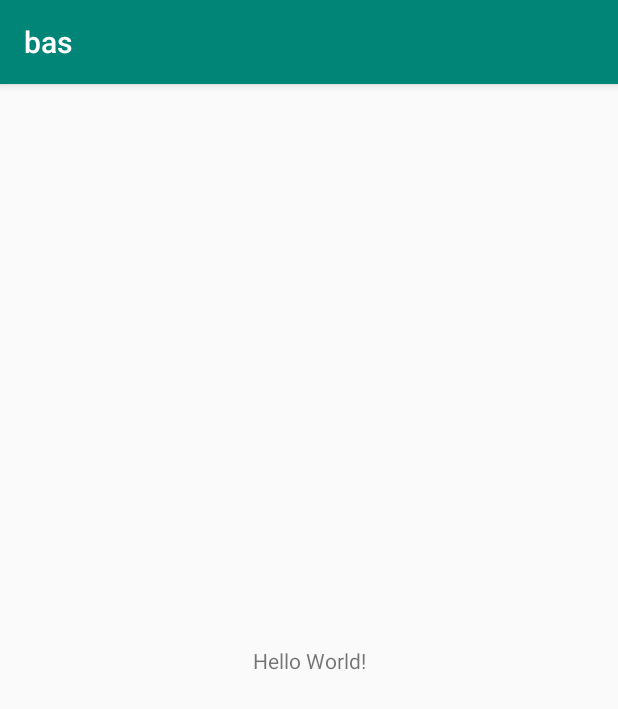
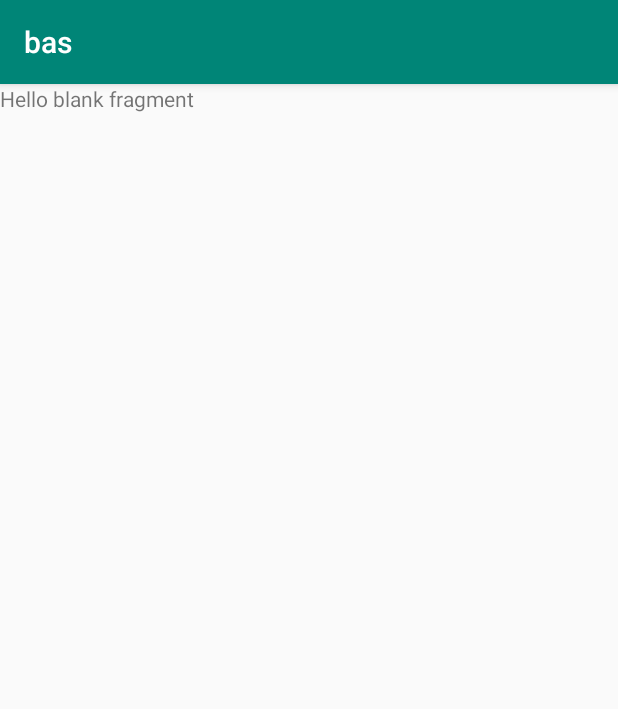
Before and after one commit to team-pizza/frontend, an Android app: the screen it shows after launch (MainActivity), on a phone screen of 412 x 824 dp. Shown: the top 709 px of the screen. Run offline under Robolectric (Android 15) with nearby library versions, the phone set to English and light mode, and no system bars; 1 statement that could not run was skipped.

Commit message:
Start adding fragments and navigation (WIP)

```diff
--- /dev/null
+++ b/app/src/main/java/com/pizza/android/bas/LoginFragment.kt
@@ -0,0 +1,63 @@
+package com.pizza.android.bas
+
+import android.content.Context
+import android.net.Uri
+import android.os.Bundle
+import androidx.fragment.app.Fragment
+import android.view.LayoutInflater
+import android.view.View
+import android.view.ViewGroup
+
+/**
+ * A simple [Fragment] subclass.
+ * Activities that contain this fragment must implement the
+ * [LoginFragment.OnFragmentInteractionListener] interface
+ * to handle interaction events.
+ */
+class LoginFragment : Fragment() {
+    private var listener: OnFragmentInteractionListener? = null
+
+    override fun onCreateView(
+        inflater: LayoutInflater, container: ViewGroup?,
+        savedInstanceState: Bundle?
+    ): View? {
+        // Inflate the layout for this fragment
+        return inflater.inflate(R.layout.fragment_login, container, false)
+    }
+
+    // TODO: Rename method, update argument and hook method into UI event
+    fun onButtonPressed(uri: Uri) {
+        listener?.onFragmentInteraction(uri)
+    }
+
+    override fun onAttach(context: Context) {
+        super.onAttach(context)
+        if (context is OnFragmentInteractionListener) {
+            listener = context
+        } else {
+            throw RuntimeException(context.toString() + " must implement OnFragmentInteractionListener")
+        }
+    }
+
+    override fun onDetach() {
+        super.onDetach()
+        listener = null
+    }
+
+    /**
+     * This interface must be implemented by activities that contain this
+     * fragment to allow an interaction in this fragment to be communicated
+     * to the activity and potentially other fragments contained in that
+     * activity.
+     *
+     *
+     * See the Android Training lesson [Communicating with Other Fragments]
+     * (http://developer.android.com/training/basics/fragments/communicating.html)
+     * for more information.
+     */
+    interface OnFragmentInteractionListener {
+        // TODO: Update argument type and name
+        fun onFragmentInteraction(uri: Uri)
+    }
+
+}
--- a/app/src/main/java/com/pizza/android/bas/MainActivity.kt
+++ b/app/src/main/java/com/pizza/android/bas/MainActivity.kt
@@ -1,12 +1,36 @@
 package com.pizza.android.bas
 
+import android.net.Uri
 import androidx.appcompat.app.AppCompatActivity
 import android.os.Bundle
+import androidx.drawerlayout.widget.DrawerLayout
+import androidx.navigation.NavController
+import androidx.navigation.NavDestination
+import androidx.navigation.findNavController
+import androidx.navigation.get
 
-class MainActivity : AppCompatActivity() {
+class MainActivity : AppCompatActivity(), LoginFragment.OnFragmentInteractionListener{
+
+    override fun onFragmentInteraction(uri: Uri) {
+        TODO("not implemented") //To change body of created functions use File | Settings | File Templates.
+    }
+
+    private lateinit var navController: NavController
+    private lateinit var drawerLayout: DrawerLayout
+
 
     override fun onCreate(savedInstanceState: Bundle?) {
         super.onCreate(savedInstanceState)
         setContentView(R.layout.activity_main)
+        drawerLayout = findViewById(R.id.drawerLayout)
+        navController = this.findNavController(R.id.nav_host_fragment)
+
+        navController.addOnDestinationChangedListener { nc: NavController, nd: NavDestination, _ ->
+            if (nd.id != nc.graph.startDestination) {
+                drawerLayout.setDrawerLockMode(DrawerLayout.LOCK_MODE_UNLOCKED)
+            } else {
+                drawerLayout.setDrawerLockMode(DrawerLayout.LOCK_MODE_LOCKED_CLOSED)
+            }
+        }
     }
 }
--- a/app/src/main/res/layout/activity_main.xml
+++ b/app/src/main/res/layout/activity_main.xml
@@ -1,18 +1,31 @@
 <?xml version="1.0" encoding="utf-8"?>
-<androidx.constraintlayout.widget.ConstraintLayout xmlns:android="http://schemas.android.com/apk/res/android"
+<LinearLayout xmlns:android="http://schemas.android.com/apk/res/android"
     xmlns:app="http://schemas.android.com/apk/res-auto"
-    xmlns:tools="http://schemas.android.com/tools"
     android:layout_width="match_parent"
     android:layout_height="match_parent"
-    tools:context=".MainActivity">
+    xmlns:tools="http://schemas.android.com/tools">
 
-    <TextView
-        android:layout_width="wrap_content"
-        android:layout_height="wrap_content"
-        android:text="Hello World!"
-        app:layout_constraintBottom_toBottomOf="parent"
-        app:layout_constraintLeft_toLeftOf="parent"
-        app:layout_constraintRight_toRightOf="parent"
-        app:layout_constraintTop_toTopOf="parent" />
+    <androidx.drawerlayout.widget.DrawerLayout
+        android:id="@+id/drawerLayout"
+        android:layout_width="match_parent"
+        android:layout_height="match_parent"
+        tools:context=".MainActivity">
 
-</androidx.constraintlayout.widget.ConstraintLayout>
+        <fragment
+            android:id="@+id/nav_host_fragment"
+            android:name="androidx.navigation.fragment.NavHostFragment"
+            android:layout_width="match_parent"
+            android:layout_height="match_parent"
+            app:defaultNavHost="true"
+            app:navGraph="@navigation/navigation" />
+
+        <com.google.android.material.navigation.NavigationView
+            android:id="@+id/navView"
+            android:layout_width="wrap_content"
+            android:layout_height="match_parent"
+            android:layout_gravity="start">
+
+        </com.google.android.material.navigation.NavigationView>
+
+    </androidx.drawerlayout.widget.DrawerLayout>
+</LinearLayout>
--- /dev/null
+++ b/app/src/main/res/layout/fragment_login.xml
@@ -0,0 +1,14 @@
+<?xml version="1.0" encoding="utf-8"?>
+<FrameLayout xmlns:android="http://schemas.android.com/apk/res/android"
+    xmlns:tools="http://schemas.android.com/tools"
+    android:layout_width="match_parent"
+    android:layout_height="match_parent"
+    tools:context=".LoginFragment">
+
+    <!-- TODO: Update blank fragment layout -->
+    <TextView
+        android:layout_width="match_parent"
+        android:layout_height="match_parent"
+        android:text="@string/hello_blank_fragment" />
+
+</FrameLayout>
--- /dev/null
+++ b/app/src/main/res/navigation/navigation.xml
@@ -0,0 +1,79 @@
+<?xml version="1.0" encoding="utf-8"?>
+<navigation xmlns:android="http://schemas.android.com/apk/res/android"
+    xmlns:app="http://schemas.android.com/apk/res-auto"
+    xmlns:tools="http://schemas.android.com/tools"
+    android:id="@+id/navigation.xml"
+    app:startDestination="@id/loginFragment">
+
+    <fragment
+        android:id="@+id/loginFragment"
+        android:name="com.pizza.android.bas.LoginFragment"
+        android:label="fragment_login"
+        tools:layout="@layout/fragment_login" >
+        <action
+            android:id="@+id/action_loginFragment_to_scheduleFragment"
+            app:destination="@id/scheduleFragment"
+            app:popUpTo="@+id/loginFragment"
+            app:popUpToInclusive="true" />
+    </fragment>
+    <fragment
+        android:id="@+id/groupListFragment"
+        android:name="com.pizza.android.bas.GroupListFragment"
+        android:label="fragment_group_list"
+        tools:layout="@layout/fragment_group_list" >
+        <action
+            android:id="@+id/action_groupListFragment_to_scheduleFragment"
+            app:destination="@id/scheduleFragment"
+            app:popUpTo="@+id/groupListFragment"
+            app:popUpToInclusive="true" />
+        <action
+            android:id="@+id/action_groupListFragment_to_helpFragment"
+            app:destination="@id/helpFragment"
+            app:popUpTo="@+id/groupListFragment"
+            app:popUpToInclusive="true" />
+        <action
+            android:id="@+id/action_groupListFragment_to_heatmapFragment"
+            app:destination="@id/heatmapFragment" />
+    </fragment>
+    <fragment
+        android:id="@+id/scheduleFragment"
+        android:name="com.pizza.android.bas.ScheduleFragment"
+        android:label="fragment_schedule"
+        tools:layout="@layout/fragment_schedule" >
+        <action
+            android:id="@+id/action_scheduleFragment_to_groupListFragment"
+            app:destination="@id/groupListFragment"
+            app:popUpTo="@+id/scheduleFragment"
+            app:popUpToInclusive="true" />
+        <action
+            android:id="@+id/action_scheduleFragment_to_helpFragment"
+            app:destination="@id/helpFragment"
+            app:popUpTo="@+id/scheduleFragment"
+            app:popUpToInclusive="true" />
+    </fragment>
+    <fragment
+        android:id="@+id/helpFragment"
+        android:name="com.pizza.android.bas.HelpFragment"
+        android:label="fragment_help"
+        tools:layout="@layout/fragment_help" >
+        <action
+            android:id="@+id/action_helpFragment_to_groupListFragment"
+            app:destination="@id/groupListFragment"
+            app:popUpTo="@+id/helpFragment"
+            app:popUpToInclusive="true" />
+        <action
+            android:id="@+id/action_helpFragment_to_scheduleFragment"
+            app:destination="@id/scheduleFragment"
+            app:popUpTo="@+id/helpFragment"
+            app:popUpToInclusive="true" />
+    </fragment>
+    <fragment
+        android:id="@+id/heatmapFragment"
+        android:name="com.pizza.android.bas.HeatmapFragment"
+        android:label="fragment_heatmap"
+        tools:layout="@layout/fragment_heatmap" >
+        <action
+            android:id="@+id/action_heatmapFragment_to_groupListFragment"
+            app:destination="@id/groupListFragment" />
+    </fragment>
+</navigation>
--- a/app/src/main/res/values/strings.xml
+++ b/app/src/main/res/values/strings.xml
@@ -1,3 +1,6 @@
 <resources>
     <string name="app_name">bas</string>
+
+    <!-- TODO: Remove or change this placeholder text -->
+    <string name="hello_blank_fragment">Hello blank fragment</string>
 </resources>
```
Also changed, not shown: app/src/main/java/com/pizza/android/bas/GroupListFragment.kt (added, +63 -0 lines), app/src/main/java/com/pizza/android/bas/HeatmapFragment.kt (added, +63 -0 lines), app/src/main/java/com/pizza/android/bas/HelpFragment.kt (added, +63 -0 lines), app/src/main/java/com/pizza/android/bas/ScheduleFragment.kt (added, +63 -0 lines), app/src/main/res/layout/fragment_group_list.xml (added, +14 -0 lines), app/src/main/res/layout/fragment_heatmap.xml (added, +14 -0 lines), app/src/main/res/layout/fragment_help.xml (added, +14 -0 lines), app/src/main/res/layout/fragment_schedule.xml (added, +14 -0 lines).
